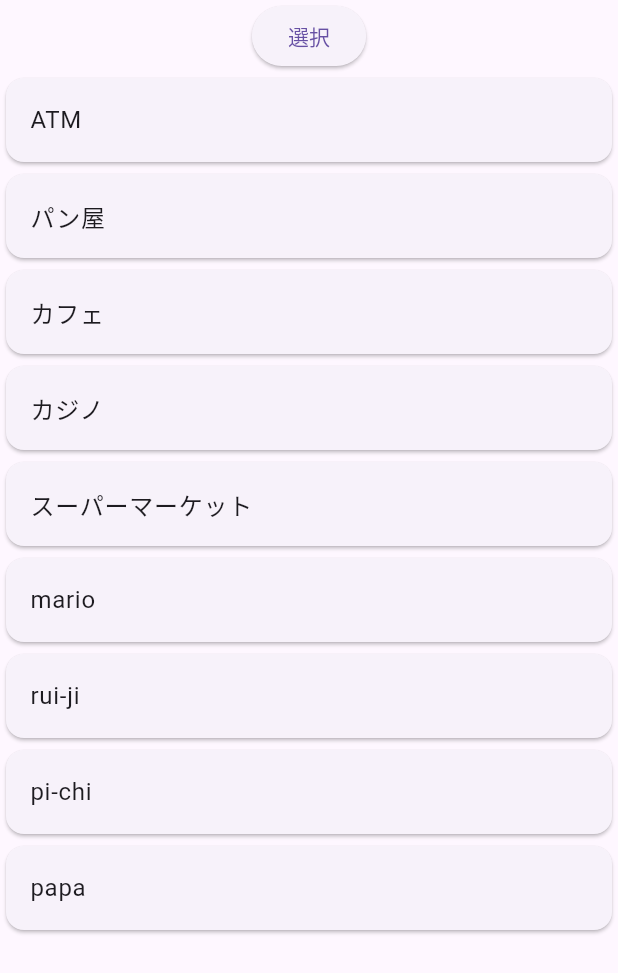
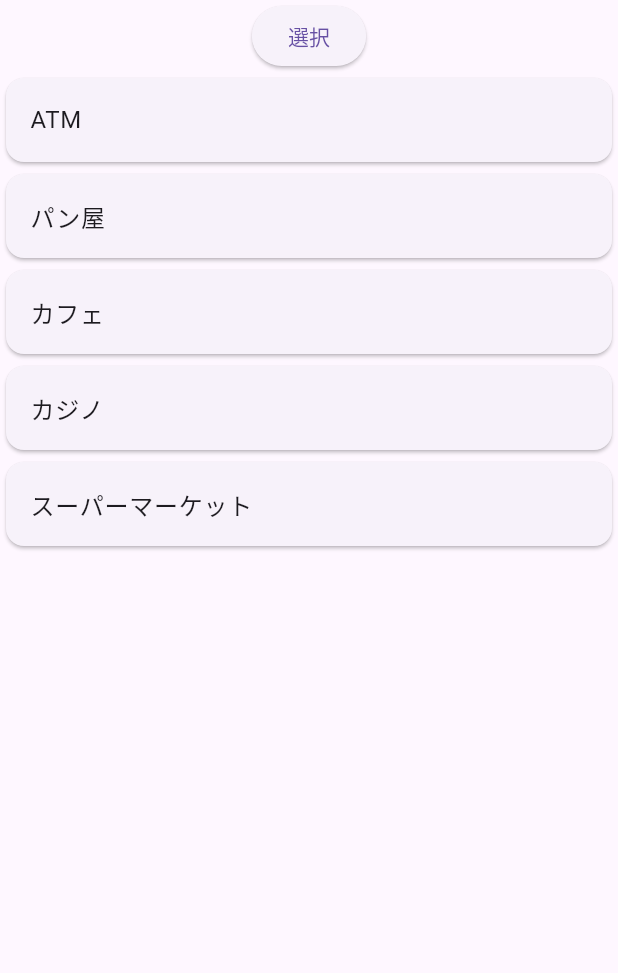
Before and after one commit to kc3hack/2024_G, a Flutter app: the MyCategoryList widget shown alone on an empty page, opened directly, after a tap on "選択", on a phone screen of 412 x 824 dp. Shown: the top 973 px of the screen. Run offline on Flutter 3.47's test engine with Material 3 defaults, Android fonts, the phone set to English and light mode, and no system bars; our stand-ins replace geocoding, geolocator, google_maps_flutter; missing offline and left inert: google_place.

Commit message:
[delete]iranai

```diff
--- a/mitikusa/lib/components/category_list.dart
+++ b/mitikusa/lib/components/category_list.dart
@@ -26,10 +26,6 @@ class MyCategoryListState extends State<MyCategoryList> {
     'カフェ',
     'カジノ',
     'スーパーマーケット',
-    'mario',
-    'rui-ji',
-    'pi-chi',
-    'papa'
   ];
 
   @override
```
